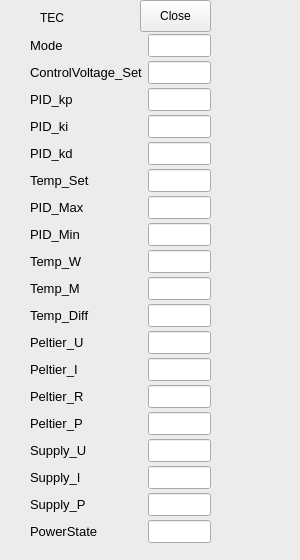
Before: the Qt Designer form test1/TECDisplay.ui in ursl/tessie, drawn with Qt 5.
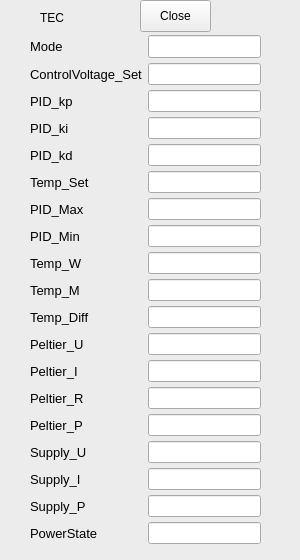
After: the same form once the commit is applied.

Patch:
```diff
--- a/test1/TECDisplay.ui
+++ b/test1/TECDisplay.ui
@@ -86,7 +86,7 @@
     <rect>
      <x>30</x>
      <y>30</y>
-     <width>181</width>
+     <width>231</width>
      <height>531</height>
     </rect>
    </property>
@@ -125,7 +125,7 @@
       <property name="font">
        <font>
         <family>Arial</family>
-        <pointsize>10</pointsize>
+        <pointsize>8</pointsize>
        </font>
       </property>
      </widget>
@@ -183,7 +183,7 @@
       <property name="font">
        <font>
         <family>Arial</family>
-        <pointsize>10</pointsize>
+        <pointsize>8</pointsize>
        </font>
       </property>
      </widget>
@@ -206,7 +206,7 @@
       <property name="font">
        <font>
         <family>Arial</family>
-        <pointsize>10</pointsize>
+        <pointsize>8</pointsize>
        </font>
       </property>
      </widget>
@@ -229,7 +229,7 @@
       <property name="font">
        <font>
         <family>Arial</family>
-        <pointsize>10</pointsize>
+        <pointsize>8</pointsize>
        </font>
       </property>
      </widget>
@@ -252,7 +252,7 @@
       <property name="font">
        <font>
         <family>Arial</family>
-        <pointsize>10</pointsize>
+        <pointsize>8</pointsize>
        </font>
       </property>
      </widget>
@@ -262,7 +262,7 @@
       <property name="font">
        <font>
         <family>Arial</family>
-        <pointsize>10</pointsize>
+        <pointsize>8</pointsize>
        </font>
       </property>
      </widget>
@@ -272,7 +272,7 @@
       <property name="font">
        <font>
         <family>Arial</family>
-        <pointsize>10</pointsize>
+        <pointsize>8</pointsize>
        </font>
       </property>
      </widget>
@@ -295,7 +295,7 @@
       <property name="font">
        <font>
         <family>Arial</family>
-        <pointsize>10</pointsize>
+        <pointsize>8</pointsize>
        </font>
       </property>
      </widget>
@@ -318,7 +318,7 @@
       <property name="font">
        <font>
         <family>Arial</family>
-        <pointsize>10</pointsize>
+        <pointsize>8</pointsize>
        </font>
       </property>
      </widget>
@@ -328,7 +328,7 @@
       <property name="font">
        <font>
         <family>Arial</family>
-        <pointsize>10</pointsize>
+        <pointsize>8</pointsize>
        </font>
       </property>
      </widget>
@@ -338,7 +338,7 @@
       <property name="font">
        <font>
         <family>Arial</family>
-        <pointsize>10</pointsize>
+        <pointsize>8</pointsize>
        </font>
       </property>
      </widget>
@@ -374,7 +374,7 @@
       <property name="font">
        <font>
         <family>Arial</family>
-        <pointsize>10</pointsize>
+        <pointsize>8</pointsize>
        </font>
       </property>
      </widget>
@@ -384,7 +384,7 @@
       <property name="font">
        <font>
         <family>Arial</family>
-        <pointsize>10</pointsize>
+        <pointsize>8</pointsize>
        </font>
       </property>
      </widget>
@@ -407,7 +407,7 @@
       <property name="font">
        <font>
         <family>Arial</family>
-        <pointsize>10</pointsize>
+        <pointsize>8</pointsize>
        </font>
       </property>
      </widget>
@@ -443,7 +443,7 @@
       <property name="font">
        <font>
         <family>Arial</family>
-        <pointsize>10</pointsize>
+        <pointsize>8</pointsize>
        </font>
       </property>
      </widget>
@@ -453,7 +453,7 @@
       <property name="font">
        <font>
         <family>Arial</family>
-        <pointsize>10</pointsize>
+        <pointsize>8</pointsize>
        </font>
       </property>
      </widget>
@@ -476,7 +476,7 @@
       <property name="font">
        <font>
         <family>Arial</family>
-        <pointsize>10</pointsize>
+        <pointsize>8</pointsize>
        </font>
       </property>
      </widget>
@@ -512,7 +512,7 @@
       <property name="font">
        <font>
         <family>Arial</family>
-        <pointsize>10</pointsize>
+        <pointsize>8</pointsize>
        </font>
       </property>
      </widget>
```
